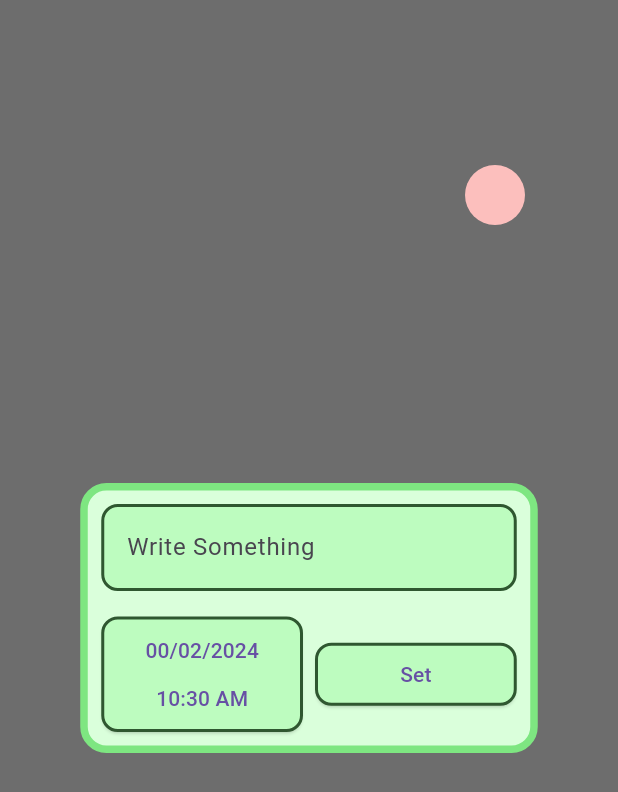
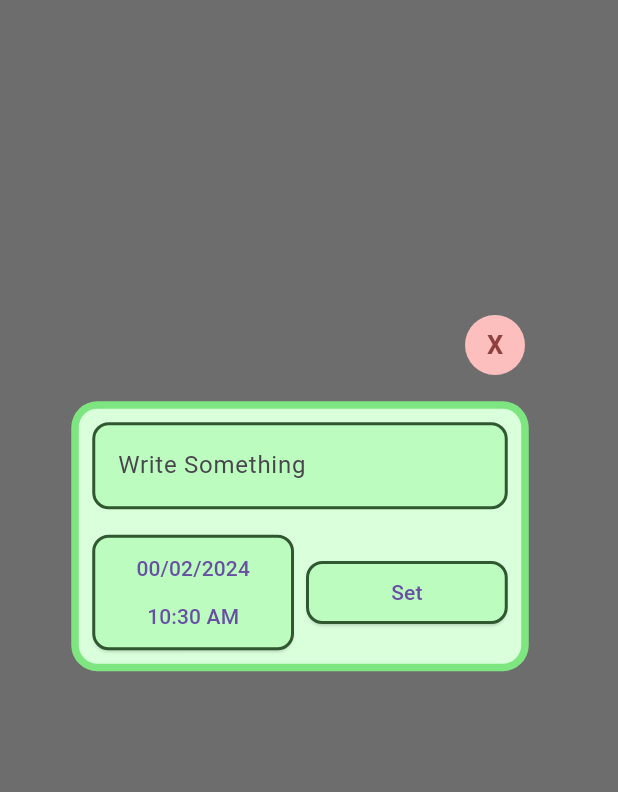
Before and after one commit to SandyCooper/flutter-remainder_app, a Flutter app: the OverlaySetTime screen opened directly, on a phone screen of 412 x 824 dp. Shown: the top 792 px of the screen. Run offline on Flutter 3.47's test engine with Material 3 defaults, Android fonts, the phone set to English and light mode, and no system bars; our stand-ins replace flutter_local_notifications, flutter_riverpod, timezone.

```diff
--- a/lib/data/modal.dart
+++ b/lib/data/modal.dart
@@ -2,8 +2,10 @@ class Remainders {
   Remainders({
     required this.message,
     required this.scheduleTime,
+    required this.id,
   });
 
   String message;
   String scheduleTime;
+  int id;
 }
--- a/lib/provider/list_of_remainder.dart
+++ b/lib/provider/list_of_remainder.dart
@@ -4,8 +4,8 @@ import 'package:flutter_riverpod/flutter_riverpod.dart';
 class ListOfRemainderNotifier extends StateNotifier<List<Remainders>> {
   ListOfRemainderNotifier() : super([]);
 
-  void addRemainder(String message, String time) {
-    Remainders newRemainder = Remainders(message: message, scheduleTime: time);
+  void addRemainder(String message, String time, int id) {
+    Remainders newRemainder = Remainders(message: message, scheduleTime: time, id: id);
 
     state = [newRemainder, ...state];
   }
--- a/lib/widget/overlay_set_time.dart
+++ b/lib/widget/overlay_set_time.dart
@@ -117,7 +117,8 @@ class _OverlaySetTimeState extends ConsumerState<OverlaySetTime> {
                               "${hours.length == 2 ? hours : '0$hours'} : ${minute.length == 2 ? minute : '0$minute'} $ampm";
                           ref
                               .read(listOfRemainderProvider.notifier)
-                              .addRemainder(remainderMessage, scheduleTimes);
+                              .addRemainder(
+                                  remainderMessage, scheduleTimes, counti);
                           LocalNotification.scheduleNotification(hours, minute,
                               title: "Remainder",
                               body: remainderMessage,
@@ -145,23 +146,24 @@ class _OverlaySetTimeState extends ConsumerState<OverlaySetTime> {
     );
   }
 
+  Offset offset = Offset(50, 270);
+
   @override
   Widget build(context) {
     return Scaffold(
       backgroundColor: const Color.fromARGB(146, 0, 0, 0),
       body: Stack(
-        children: [Positioned(
-          top: 110,
-          left: 310,
+        children: [
+          Positioned(
+            left: offset.dx,
+            top: offset.dy,
             child: GestureDetector(
-            onTap: () {
-              Functions.overlayEntry.remove();
+              onPanUpdate: (details) {
+                setState(() {
+                  // print(details.delta);
+                  offset += details.delta;
+                });
               },
-            child: const CircleAvatar(
-              backgroundColor: Color.fromARGB(255, 252, 191, 189),
-            ),
-          ),
-        ),Center(
               child: Container(
                 padding: const EdgeInsets.all(10),
                 height: 175,
@@ -179,7 +181,29 @@ class _OverlaySetTimeState extends ConsumerState<OverlaySetTime> {
                 ),
                 child: container(),
               ),
-        ),]
+            ),
+          ),
+          Positioned(
+            left: offset.dx + 260,
+            top: offset.dy - 60,
+            child: GestureDetector(
+              onTap: () {
+                Functions.overlayEntry.remove();
+              },
+              child: const CircleAvatar(
+                backgroundColor: Color.fromARGB(255, 252, 191, 189),
+                child: Text(
+                  "X",
+                  style: TextStyle(
+                    fontSize: 17,
+                    fontWeight: FontWeight.bold,
+                    color: Color.fromARGB(255, 143, 64, 62),
+                  ),
+                ),
+              ),
+            ),
+          ),
+        ],
       ),
     );
   }
```
Also changed, not shown: lib/data/example.dart (added, +64 -0 lines), lib/data/local_notification.dart (+8 -0 lines), lib/widget/overlay_time_container.dart (+10 -0 lines), lib/widget/remainder_list.dart (+9 -1 lines). Lines whose indentation alone changed are shown as unchanged.
